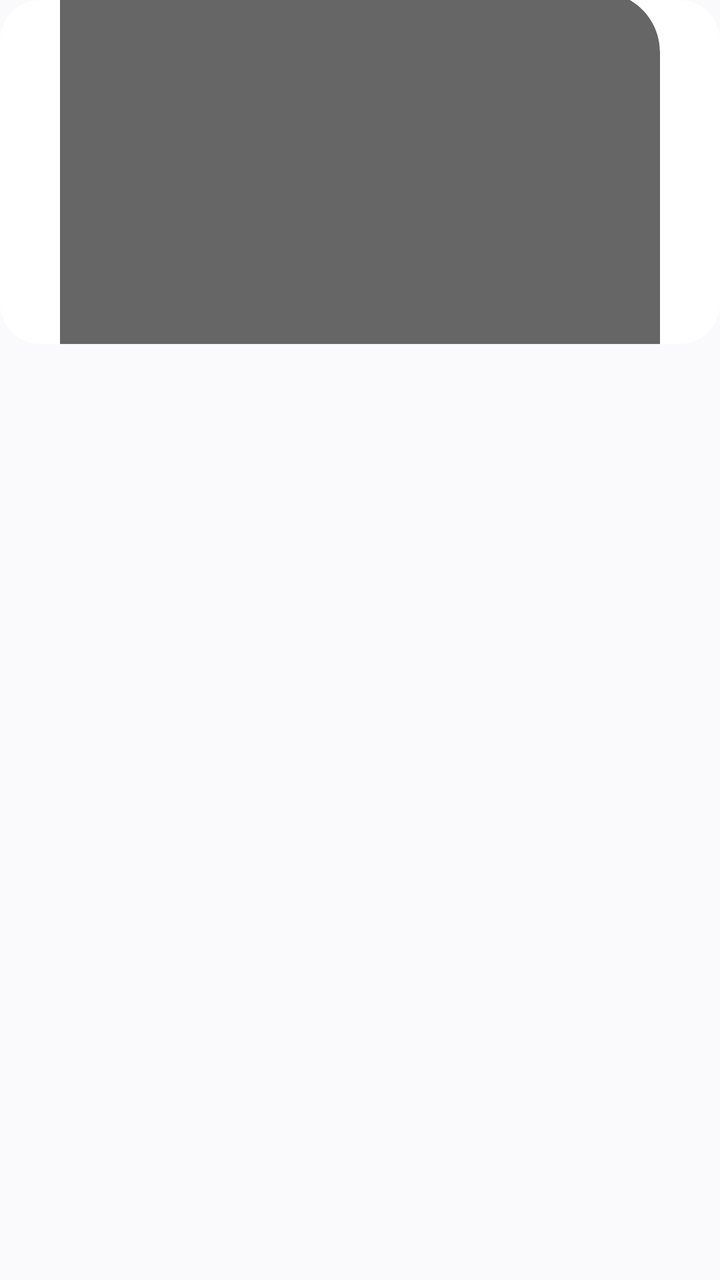
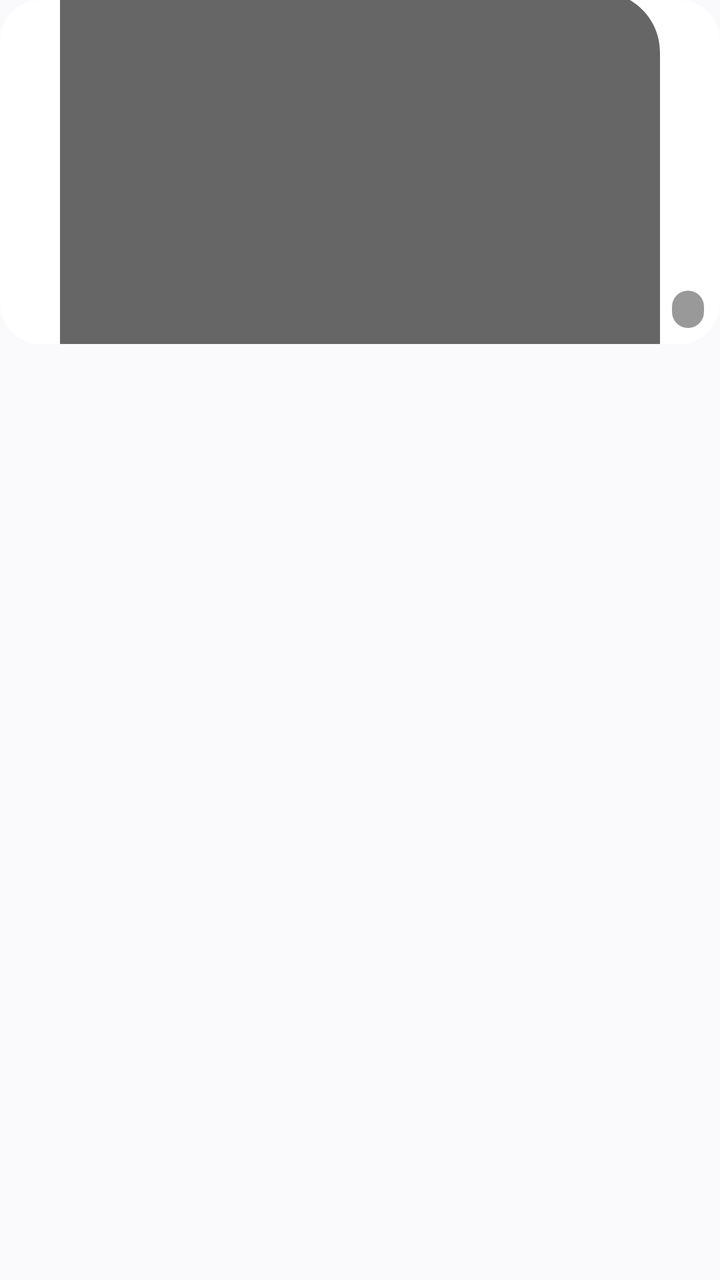

Before-and-after screenshots of an Android layout around one commit, followed by the original layout XML and the change that was made.
<!-- AndroidManifest.xml: application theme Theme.SubtitlePlayer -->
<!-- res/layout/item_playlist_grid.xml -->
<?xml version="1.0" encoding="utf-8"?>
<LinearLayout xmlns:android="http://schemas.android.com/apk/res/android"
    android:layout_width="match_parent"
    android:layout_height="wrap_content"
    android:layout_marginBottom="14dp"
    android:orientation="vertical"
    android:paddingBottom="14dp"
    android:foreground="?attr/selectableItemBackground">

    <FrameLayout
        android:layout_width="match_parent"
        android:layout_height="172dp">

        <ImageView
            android:id="@+id/imgGridCover"
            android:layout_width="match_parent"
            android:layout_height="match_parent"
            android:background="@drawable/bg_cover"
            android:clipToOutline="true"
            android:contentDescription="@string/cover"
            android:scaleType="centerCrop"
            android:src="@drawable/ic_folder_tinted" />

        <TextView
            android:id="@+id/txtGridCount"
            android:layout_width="wrap_content"
            android:layout_height="wrap_content"
            android:layout_gravity="bottom|end"
            android:layout_margin="6dp"
            android:background="@drawable/bg_segment_active"
            android:paddingStart="8dp"
            android:paddingEnd="8dp"
            android:paddingTop="2dp"
            android:paddingBottom="2dp"
            android:textColor="@color/text_hint"
            android:textSize="11sp" />
    </FrameLayout>

    <TextView
        android:id="@+id/txtGridName"
        android:layout_width="match_parent"
        android:layout_height="wrap_content"
        android:layout_marginTop="10dp"
        android:ellipsize="end"
        android:singleLine="true"
        android:textColor="@color/text_primary"
        android:textSize="16sp"
        android:textStyle="bold" />

</LinearLayout>
<!-- resources referenced by this layout -->
<resources>
  <color name="text_hint">#737986</color>
  <color name="text_primary">#1B1C24</color>
  <!-- drawable bg_cover (drawable) -->
  <?xml version="1.0" encoding="utf-8"?>
  <shape xmlns:android="http://schemas.android.com/apk/res/android"
      android:shape="rectangle">
      <corners android:radius="20dp" />
      <solid android:color="@color/surface" />
  </shape>
  <!-- drawable bg_segment_active (drawable) -->
  <?xml version="1.0" encoding="utf-8"?>
  <shape xmlns:android="http://schemas.android.com/apk/res/android"
      android:shape="rectangle">
      <corners android:radius="12dp" />
      <solid android:color="@color/surface" />
  </shape>
  <!-- drawable ic_folder_tinted (drawable) -->
  <?xml version="1.0" encoding="utf-8"?>
  <vector xmlns:android="http://schemas.android.com/apk/res/android"
      android:width="24dp"
      android:height="24dp"
      android:viewportWidth="24"
      android:viewportHeight="24">
      <path
          android:fillColor="?attr/colorControlNormal"
          android:pathData="M10,4H4C2.9,4 2,4.9 2,6v12c0,1.1 0.9,2 2,2h16c1.1,0 2,-0.9 2,-2V8c0,-1.1 -0.9,-2 -2,-2h-8l-2,-2z" />
  </vector>
  <string name="cover">封面</string>
  <style name="Theme.SubtitlePlayer" parent="Theme.AppCompat.DayNight.NoActionBar">
          <item name="android:windowBackground">@color/bg</item>
          <item name="android:statusBarColor">@color/bg</item>
          <item name="android:navigationBarColor">@color/bg</item>
          
          <item name="colorAccent">@color/accent</item>
          
          <item name="alertDialogTheme">@style/ShiYinAlertDialog</item>
      </style>
  <color name="surface">#FFFFFF</color>
  <color name="bg">#FAFAFC</color>
  <color name="accent">#4A6CF7</color>
  <style name="ShiYinAlertDialog" parent="Theme.AppCompat.DayNight.Dialog.Alert">
          <item name="colorAccent">@color/accent</item>
          <item name="android:windowBackground">@drawable/bg_dialog</item>
      </style>
  <!-- drawable bg_dialog (drawable) -->
  <?xml version="1.0" encoding="utf-8"?>
  <shape xmlns:android="http://schemas.android.com/apk/res/android"
      android:shape="rectangle">
      <corners android:radius="20dp" />
      <solid android:color="@color/bg" />
  </shape>
</resources>

<!-- the commit's change to res/layout/item_playlist_grid.xml (unified diff, before → after) -->
@@ -26,13 +26,13 @@
             android:layout_width="wrap_content"
             android:layout_height="wrap_content"
             android:layout_gravity="bottom|end"
-            android:layout_margin="6dp"
-            android:background="@drawable/bg_segment_active"
+            android:layout_margin="8dp"
+            android:background="@drawable/bg_badge_on_photo"
             android:paddingStart="8dp"
             android:paddingEnd="8dp"
             android:paddingTop="2dp"
             android:paddingBottom="2dp"
-            android:textColor="@color/text_hint"
+            android:textColor="@color/white"
             android:textSize="11sp" />
     </FrameLayout>
 
<!-- resource entries referenced after the edit -->
@@ -1,19 +1,19 @@
 <!-- resources referenced by this layout -->
 <resources>
-  <color name="text_hint">#737986</color>
   <color name="text_primary">#1B1C24</color>
+  <color name="white">#FFFFFF</color>
+  <!-- drawable bg_badge_on_photo (drawable) -->
+  <?xml version="1.0" encoding="utf-8"?>
+  <shape xmlns:android="http://schemas.android.com/apk/res/android"
+      android:shape="rectangle">
+      <corners android:radius="10dp" />
+      <solid android:color="#66000000" />
+  </shape>
   <!-- drawable bg_cover (drawable) -->
   <?xml version="1.0" encoding="utf-8"?>
   <shape xmlns:android="http://schemas.android.com/apk/res/android"
       android:shape="rectangle">
       <corners android:radius="20dp" />
-      <solid android:color="@color/surface" />
-  </shape>
-  <!-- drawable bg_segment_active (drawable) -->
-  <?xml version="1.0" encoding="utf-8"?>
-  <shape xmlns:android="http://schemas.android.com/apk/res/android"
-      android:shape="rectangle">
-      <corners android:radius="12dp" />
       <solid android:color="@color/surface" />
   </shape>
   <!-- drawable ic_folder_tinted (drawable) -->
